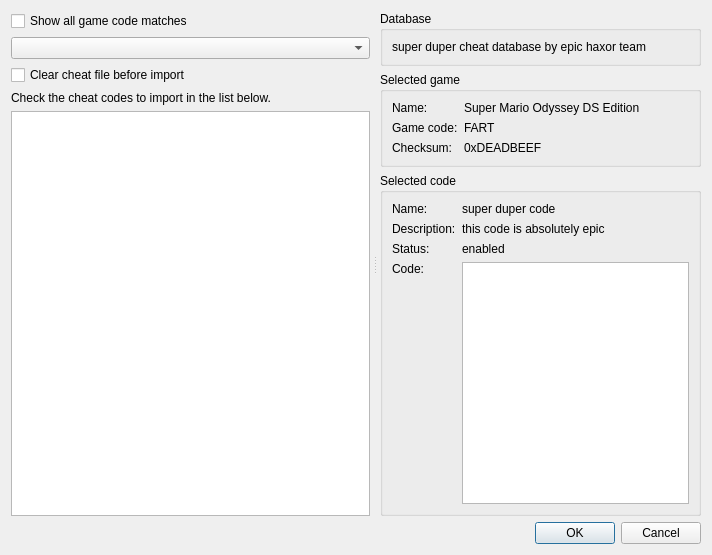
Wokann/melonDS_CHN, file src/frontend/qt_sdl/CheatImportDialog.ui: the form before one commit.
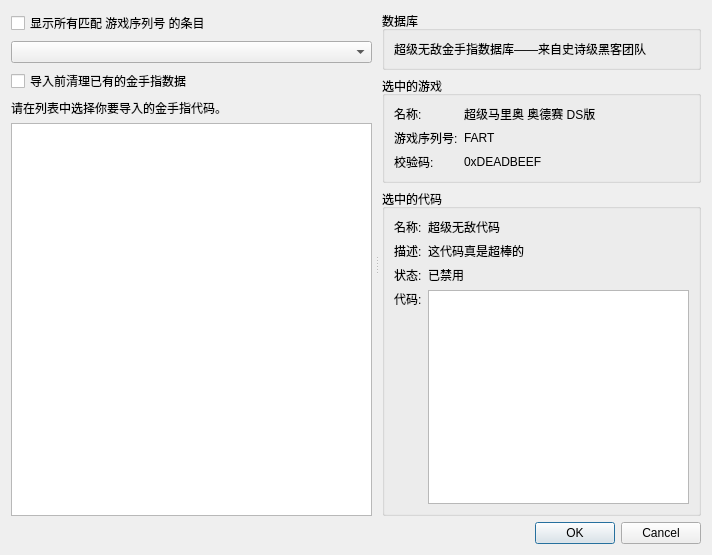
The form after the commit.

What changed in the file:
```diff
--- a/src/frontend/qt_sdl/CheatImportDialog.ui
+++ b/src/frontend/qt_sdl/CheatImportDialog.ui
@@ -33,7 +33,7 @@
        <item>
         <widget class="QCheckBox" name="chkShowAllMatches">
          <property name="text">
-          <string>Show all game code matches</string>
+          <string>显示所有匹配 游戏序列号 的条目</string>
          </property>
         </widget>
        </item>
@@ -43,14 +43,14 @@
        <item>
         <widget class="QCheckBox" name="chkRemoveOld">
          <property name="text">
-          <string>Clear cheat file before import</string>
+          <string>导入前清理已有的金手指数据</string>
          </property>
         </widget>
        </item>
        <item>
         <widget class="QLabel" name="label_8">
          <property name="text">
-          <string>Check the cheat codes to import in the list below.</string>
+          <string>请在列表中选择你要导入的金手指代码。</string>
          </property>
         </widget>
        </item>
@@ -80,7 +80,7 @@
        <item>
         <widget class="QGroupBox" name="gbDatabaseInfo">
          <property name="title">
-          <string>Database</string>
+          <string>数据库</string>
          </property>
          <layout class="QVBoxLayout" name="verticalLayout_4">
           <item>
@@ -92,7 +92,7 @@
              </sizepolicy>
             </property>
             <property name="text">
-             <string>super duper cheat database by epic haxor team</string>
+             <string>超级无敌金手指数据库——来自史诗级黑客团队</string>
             </property>
             <property name="textFormat">
              <enum>Qt::TextFormat::PlainText</enum>
@@ -114,13 +114,13 @@
           </sizepolicy>
          </property>
          <property name="title">
-          <string>Selected game</string>
+          <string>选中的游戏</string>
          </property>
          <layout class="QFormLayout" name="formLayout">
           <item row="0" column="0">
            <widget class="QLabel" name="label_2">
             <property name="text">
-             <string>Name:</string>
+             <string>名称:</string>
             </property>
            </widget>
           </item>
@@ -133,7 +133,7 @@
              </sizepolicy>
             </property>
             <property name="text">
-             <string>Super Mario Odyssey DS Edition</string>
+             <string>超级马里奥 奥德赛 DS版</string>
             </property>
             <property name="textFormat">
              <enum>Qt::TextFormat::PlainText</enum>
@@ -146,7 +146,7 @@
           <item row="1" column="0">
            <widget class="QLabel" name="label_3">
             <property name="text">
-             <string>Game code:</string>
+             <string>游戏序列号:</string>
             </property>
            </widget>
           </item>
@@ -163,7 +163,7 @@
           <item row="2" column="0">
            <widget class="QLabel" name="label_5">
             <property name="text">
-             <string>Checksum:</string>
+             <string>校验码:</string>
             </property>
            </widget>
           </item>
@@ -189,7 +189,7 @@
           </sizepolicy>
          </property>
          <property name="title">
-          <string>Selected code</string>
+          <string>选中的代码</string>
          </property>
          <layout class="QFormLayout" name="formLayout_3">
           <item row="0" column="0">
@@ -201,7 +201,7 @@
              </sizepolicy>
             </property>
             <property name="text">
-             <string>Name:</string>
+             <string>名称:</string>
             </property>
             <property name="alignment">
              <set>Qt::AlignmentFlag::AlignLeading|Qt::AlignmentFlag::AlignLeft|Qt::AlignmentFlag::AlignTop</set>
@@ -217,7 +217,7 @@
              </sizepolicy>
             </property>
             <property name="text">
-             <string>super duper code</string>
+             <string>超级无敌代码</string>
             </property>
             <property name="textFormat">
              <enum>Qt::TextFormat::PlainText</enum>
@@ -236,7 +236,7 @@
              </sizepolicy>
             </property>
             <property name="text">
-             <string>Description:</string>
+             <string>描述:</string>
             </property>
             <property name="alignment">
              <set>Qt::AlignmentFlag::AlignLeading|Qt::AlignmentFlag::AlignLeft|Qt::AlignmentFlag::AlignTop</set>
@@ -252,7 +252,7 @@
              </sizepolicy>
             </property>
             <property name="text">
-             <string>this code is absolutely epic</string>
+             <string>这代码真是超棒的</string>
             </property>
             <property name="textFormat">
              <enum>Qt::TextFormat::PlainText</enum>
@@ -271,7 +271,7 @@
              </sizepolicy>
             </property>
             <property name="text">
-             <string>Status:</string>
+             <string>状态:</string>
             </property>
            </widget>
           </item>
@@ -284,7 +284,7 @@
              </sizepolicy>
             </property>
             <property name="text">
-             <string>enabled</string>
+             <string>已禁用</string>
             </property>
             <property name="textFormat">
              <enum>Qt::TextFormat::PlainText</enum>
@@ -300,7 +300,7 @@
              </sizepolicy>
             </property>
             <property name="text">
-             <string>Code:</string>
+             <string>代码:</string>
             </property>
             <property name="alignment">
              <set>Qt::AlignmentFlag::AlignLeading|Qt::AlignmentFlag::AlignLeft|Qt::AlignmentFlag::AlignTop</set>
```
Left out of the diff: 2 changed lines with no effect on the pictures.
